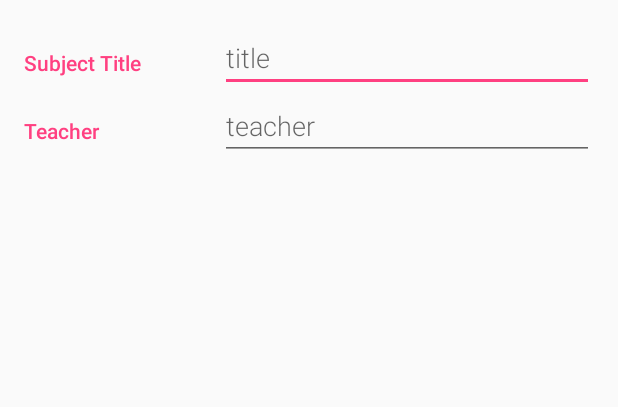
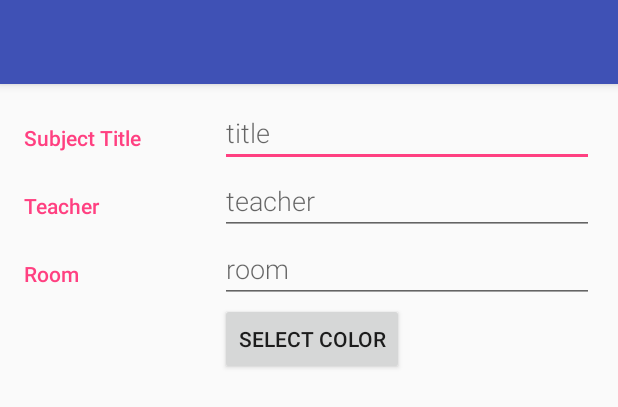
Before and after one commit to NaturallyAsh/School-Scheduler, an Android app: the layout editor_subjects.xml on its own in the app's theme, with its tools: preview values and no code run, on a phone screen of 412 x 824 dp. Shown: the top 407 px of the screen. Run offline under Robolectric (Android 15) with nearby library versions, the light colour scheme and no system bars.

Commit message:
will not use the dialog for SubFrag for now.  Created editor activity

```diff
--- a/app/src/main/java/com/example/ashleighwilson/schoolscheduler/data/DbHelper.java
+++ b/app/src/main/java/com/example/ashleighwilson/schoolscheduler/data/DbHelper.java
@@ -27,6 +27,8 @@ public class DbHelper extends SQLiteOpenHelper
         public final static String _ID = BaseColumns._ID;
         public final static String COLUMN_TITLE = "title";
         public final static String COLUMN_TEACHER = "teacher";
+        public final static String COLUMN_ROOM = "room";
+        public final static String COLUMN_COLOR = "color";
     }
 
     public DbHelper(Context context)
@@ -41,7 +43,9 @@ public class DbHelper extends SQLiteOpenHelper
                 " ("
                 + SchoolEntry._ID + " INTEGER PRIMARY KEY AUTOINCREMENT, "
                 + SchoolEntry.COLUMN_TITLE + " TEXT, "
-                + SchoolEntry.COLUMN_TEACHER + " TEXT);";
+                + SchoolEntry.COLUMN_TEACHER + " TEXT, "
+                + SchoolEntry.COLUMN_ROOM + " TEXT, "
+                + SchoolEntry.COLUMN_COLOR + " TEXT)";
 
         db.execSQL(SQL_CREATE_SUBJECTS_TABLE);
     }
--- a/app/src/main/res/layout/editor_subjects.xml
+++ b/app/src/main/res/layout/editor_subjects.xml
@@ -1,10 +1,17 @@
 <?xml version="1.0" encoding="utf-8"?>
-<LinearLayout
+<RelativeLayout
     xmlns:android="http://schemas.android.com/apk/res/android"
     xmlns:tools="http://schemas.android.com/tools"
+    android:layout_width="match_parent"
+    android:layout_height="wrap_content">
+
+    <include layout="@layout/toolbar_main"/>
+
+    <LinearLayout
         android:orientation="vertical"
         android:layout_width="match_parent"
-    android:layout_height="match_parent"
+        android:layout_height="wrap_content"
+        android:layout_marginTop="50dp"
         android:padding="16dp"
         tools:context=".editors.SubjectsEditor">
 
@@ -52,4 +59,33 @@
 
         </LinearLayout>
 
+        <LinearLayout
+            android:layout_width="match_parent"
+            android:layout_height="wrap_content"
+            android:orientation="horizontal">
+
+            <TextView
+                style="@style/CategoryStyle"
+                android:text="@string/room_text"/>
+
+            <LinearLayout
+                style="@style/LinearStyle">
+
+                <EditText
+                    style="@style/EditorFieldStyle"
+                    android:id="@+id/subject_room"
+                    android:ems="10"
+                    android:hint="@string/room_hint"
+                    android:inputType="textCapCharacters"/>
+
+                <Button
+                    android:layout_width="wrap_content"
+                    android:layout_height="wrap_content"
+                    android:text="@string/select_color"/>
             </LinearLayout>
+
+        </LinearLayout>
+
+    </LinearLayout>
+
+</RelativeLayout>
--- a/app/src/main/res/layout/fragment_subjects.xml
+++ b/app/src/main/res/layout/fragment_subjects.xml
@@ -22,7 +22,7 @@
         android:layout_width="match_parent"
         android:layout_height="match_parent"
         android:gravity="center"
-        android:visibility="gone"
+        android:visibility="invisible"
         android:text="@string/no_subjects"/>
 
    </RelativeLayout>
--- a/app/src/main/res/values/strings.xml
+++ b/app/src/main/res/values/strings.xml
@@ -24,4 +24,12 @@
     <string name="subject_teacher">Teacher</string>
     <string name="teacher_hint">teacher</string>
     <string name="no_subjects">No Subjects</string>
+    <string name="room_text">Room</string>
+    <string name="room_hint">room</string>
+    <string name="select_color">Select Color</string>
+    <string name="string_add">ADD</string>
+    <string name="delete_string">DELETE</string>
+    <string name="close_string">CLOSE</string>
+    <string name="save_string">Save</string>
+    <string name="action_delete">Delete</string>
 </resources>
```
Also changed, not shown: app/src/main/AndroidManifest.xml (+9 -0 lines), app/src/main/java/com/example/ashleighwilson/schoolscheduler/SubjectsFrag.java (+35 -17 lines), app/src/main/java/com/example/ashleighwilson/schoolscheduler/adapter/RecyclerSubAdapter.java (+5 -6 lines), app/src/main/java/com/example/ashleighwilson/schoolscheduler/data/SubjectFields.java (deleted, +0 -10 lines), app/src/main/java/com/example/ashleighwilson/schoolscheduler/models/SubjectsModel.java (+47 -6 lines), 1 other file. Lines whose indentation alone changed are shown as unchanged.
